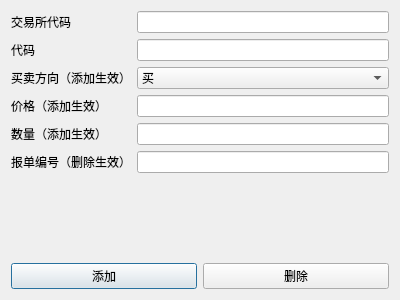
First picture: the form in trade.ui, repository hewidow/CTP_QT, before the edit.
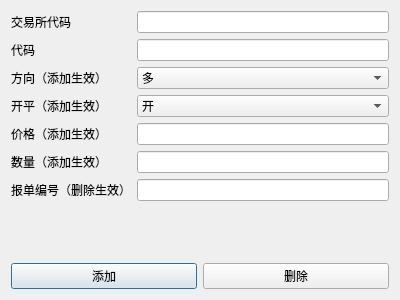
Second picture: the form after the edit.

Commit message: 小细节优化，添加多个表格字段；新建回测功能的源文件

What changed in the file:
```diff
--- a/trade.ui
+++ b/trade.ui
@@ -43,7 +43,7 @@
      <item row="2" column="0">
       <widget class="QLabel" name="label_2">
        <property name="text">
-        <string>买卖方向（添加生效）</string>
+        <string>方向（添加生效）</string>
        </property>
       </widget>
      </item>
@@ -51,7 +51,7 @@
       <widget class="QComboBox" name="Direction">
        <item>
         <property name="text">
-         <string>买</string>
+         <string>多</string>
         </property>
        </item>
        <item>
@@ -61,36 +61,57 @@
        </item>
       </widget>
      </item>
-     <item row="3" column="0">
+     <item row="4" column="0">
       <widget class="QLabel" name="label_3">
        <property name="text">
         <string>价格（添加生效）</string>
        </property>
       </widget>
      </item>
-     <item row="3" column="1">
+     <item row="4" column="1">
       <widget class="QLineEdit" name="LimitPrice"/>
      </item>
-     <item row="4" column="0">
+     <item row="5" column="0">
       <widget class="QLabel" name="label_4">
        <property name="text">
         <string>数量（添加生效）</string>
        </property>
       </widget>
      </item>
-     <item row="4" column="1">
+     <item row="5" column="1">
       <widget class="QLineEdit" name="VolumeTotalOriginal"/>
      </item>
-     <item row="5" column="0">
+     <item row="6" column="0">
       <widget class="QLabel" name="label_6">
        <property name="text">
         <string>报单编号（删除生效）</string>
        </property>
       </widget>
      </item>
-     <item row="5" column="1">
+     <item row="6" column="1">
       <widget class="QLineEdit" name="OrderSysID"/>
      </item>
+     <item row="3" column="0">
+      <widget class="QLabel" name="label_7">
+       <property name="text">
+        <string>开平（添加生效）</string>
+       </property>
+      </widget>
+     </item>
+     <item row="3" column="1">
+      <widget class="QComboBox" name="Offset">
+       <item>
+        <property name="text">
+         <string>开</string>
+        </property>
+       </item>
+       <item>
+        <property name="text">
+         <string>平</string>
+        </property>
+       </item>
+      </widget>
+     </item>
     </layout>
    </item>
    <item>
```
Left out of the diff: 2 changed lines with no effect on the pictures. The commit also changes 17 other files.
